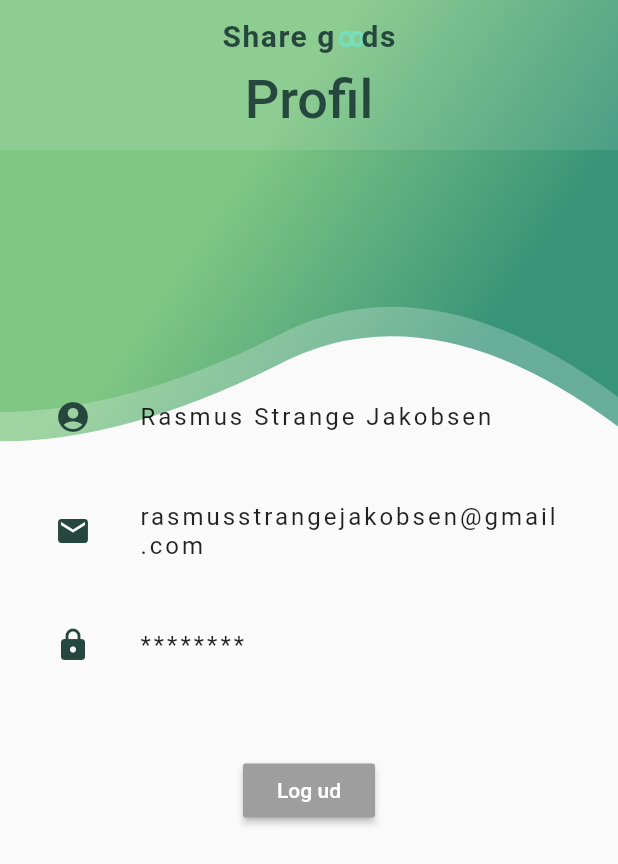
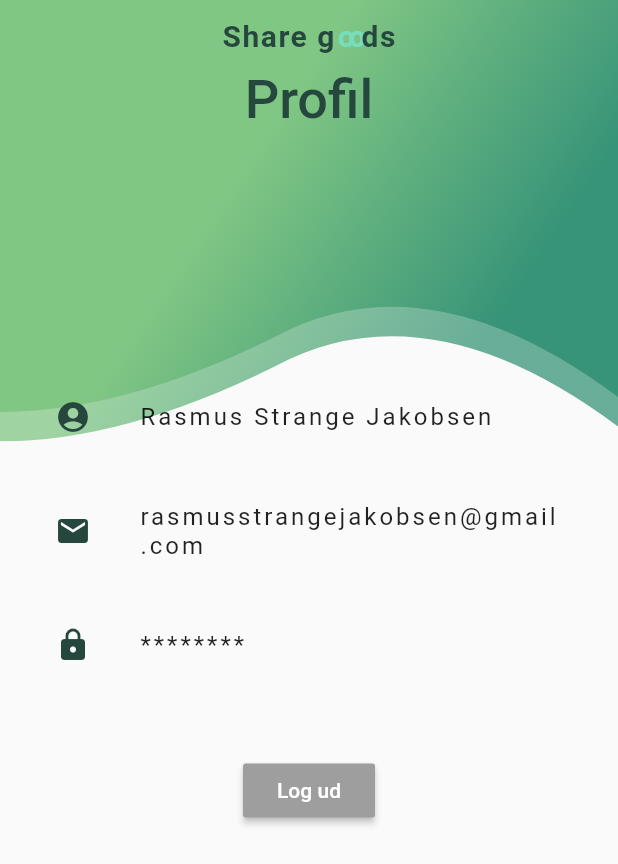
Before and after one commit to patricklopdrup/Share-goods, a Flutter app: the Profile screen opened directly, on a phone screen of 412 x 824 dp. Shown: the top 864 px of the screen. Run offline on Flutter 3.47's test engine with Material 2 defaults, Android fonts, the phone set to English and light mode, and no system bars; our stand-ins replace cloud_firestore, firebase_auth, firebase_core, firebase_crashlytics, flutter_conditional_rendering; missing offline and left inert: loading_animations; accounts and stored records are empty; Roboto replaces fonts that are missing (OpenSans).

Commit message:
Made AppBar transparent instead of white.

```diff
--- a/share_goods/lib/myAppBar.dart
+++ b/share_goods/lib/myAppBar.dart
@@ -28,7 +28,8 @@ class MyAppBar extends StatelessWidget implements PreferredSizeWidget {
       child: AppBar(
         toolbarHeight: 100.0,
         centerTitle: true,
-        backgroundColor: Colors.white10,
+
+        backgroundColor: Colors.transparent,
         elevation: 0,
         iconTheme: IconThemeData(
           color: myDarkGreen
```
